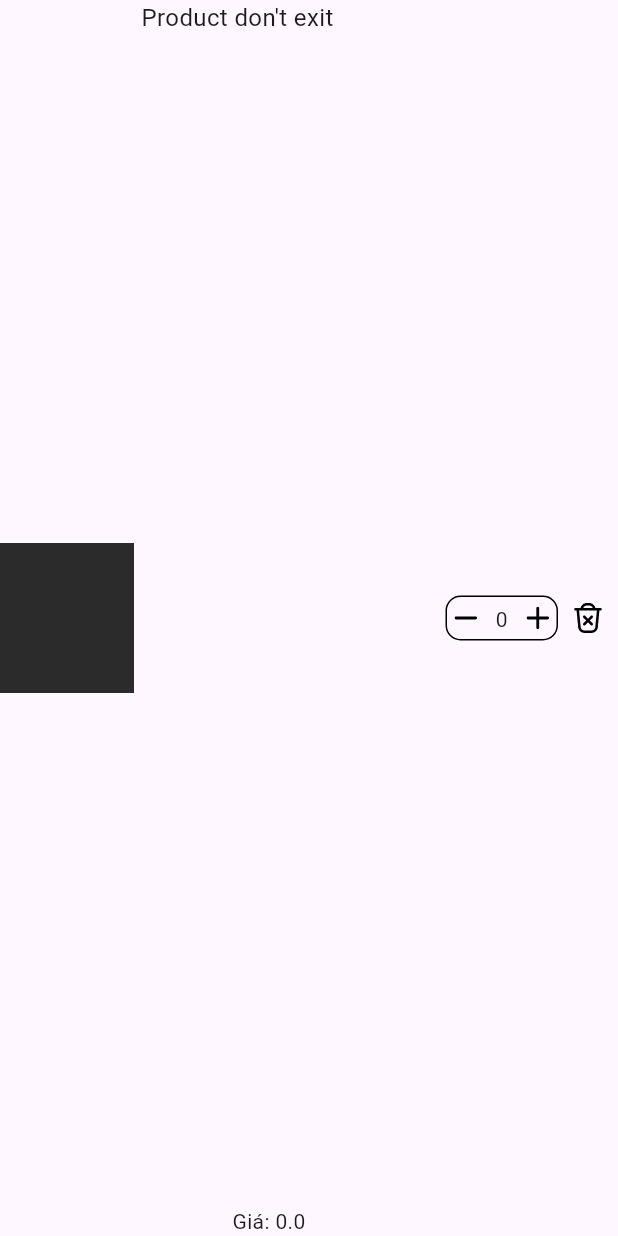
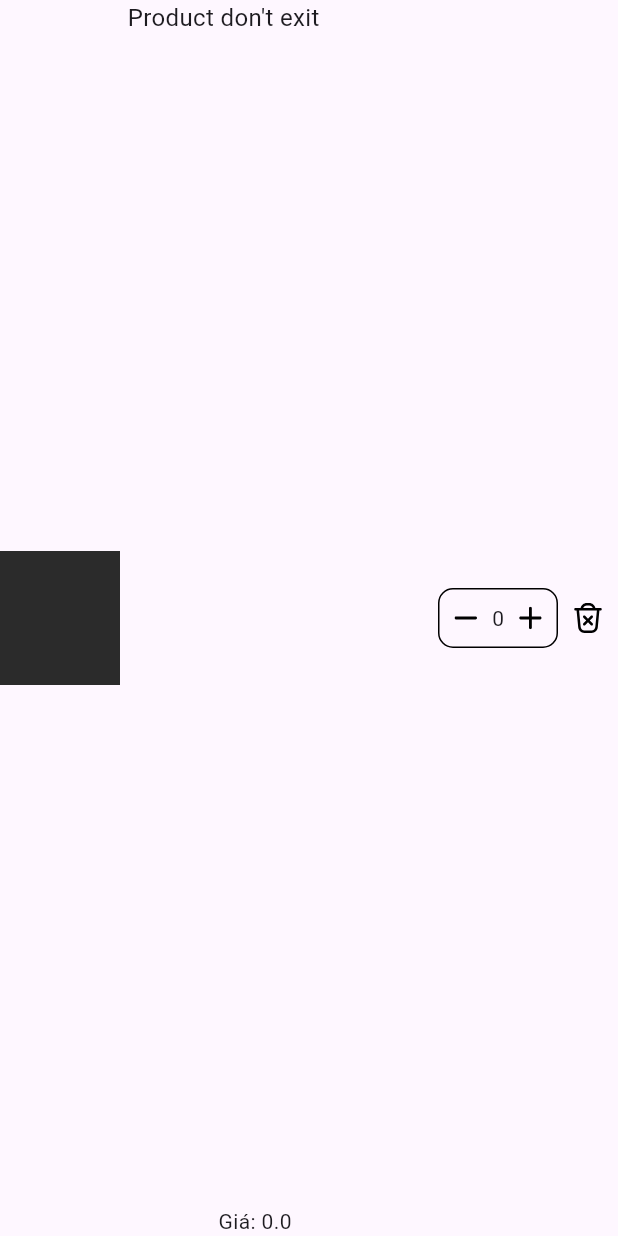
Before and after one commit to FuryGox/shoppe_f, a Flutter app: what item_cart() shows on an empty page, opened directly with empty values, on a phone screen of 412 x 824 dp. Run offline on Flutter 3.47's test engine with Material 3 defaults, Android fonts, the light colour scheme and no system bars; our stand-ins replace carousel_slider, flutter_svg, like_button, slide_to_act.

Commit message:
Edit Text

```diff
--- a/lib/screen/cart/cart_main.dart
+++ b/lib/screen/cart/cart_main.dart
@@ -246,7 +246,7 @@ class cart_list_item extends State<item_cart>{
                 Container(
                   child: Row(
                     children: [
-                      Image.asset(Product_item.image[0], height: 100,),
+                      Image.asset(Product_item.image[0], width: 80,),
                       Padding(
                         padding: const EdgeInsets.only(left: 5),
                         child: Column(
@@ -283,8 +283,8 @@ class cart_list_item extends State<item_cart>{
                      children: [
                        Container(
                           margin: EdgeInsets.only(right: 10),
-                          width: 75,
-                          height: 30,
+                          width: 80,
+                          height: 40,
                           padding: EdgeInsets.all(5),
                           decoration: BoxDecoration(
                             border: Border.all(color: Colors.black ,style: BorderStyle.solid,width: 1),
@@ -294,7 +294,10 @@ class cart_list_item extends State<item_cart>{
                             mainAxisAlignment: MainAxisAlignment.spaceBetween,
                             children: [
                               GestureDetector(
+                                child: Container(
+                                  padding: EdgeInsets.all(5),
                                   child: SvgPicture.asset('assets/icon/minus.svg',width: 15,),
+                                ),
                                 onTap: (){
                                   setState(() {
                                     if (item.quantity > 1){
@@ -303,22 +306,29 @@ class cart_list_item extends State<item_cart>{
                                     }
                                   });
                                 },
+
                               ),
                               Container(
+                                  margin: EdgeInsets.symmetric(horizontal: 5),
                                   child: Text(
                                       item.quantity.toString(),
                                       style: TextStyle()
                                   )
                               ),
                               GestureDetector(
+                                child: Container(
+                                  padding: EdgeInsets.all(5),
                                   child: SvgPicture.asset('assets/icon/plus.svg',width: 15,),
+                                ),
                                 onTap: (){
                                     setState(() {
                                       item.quantity++;
                                       cart_data.updateQuantity(index_at);
                                     });
                                 },
+
                               ),
+
                             ],
                           ),
                         ),
```
Lines whose indentation alone changed are shown as unchanged.
